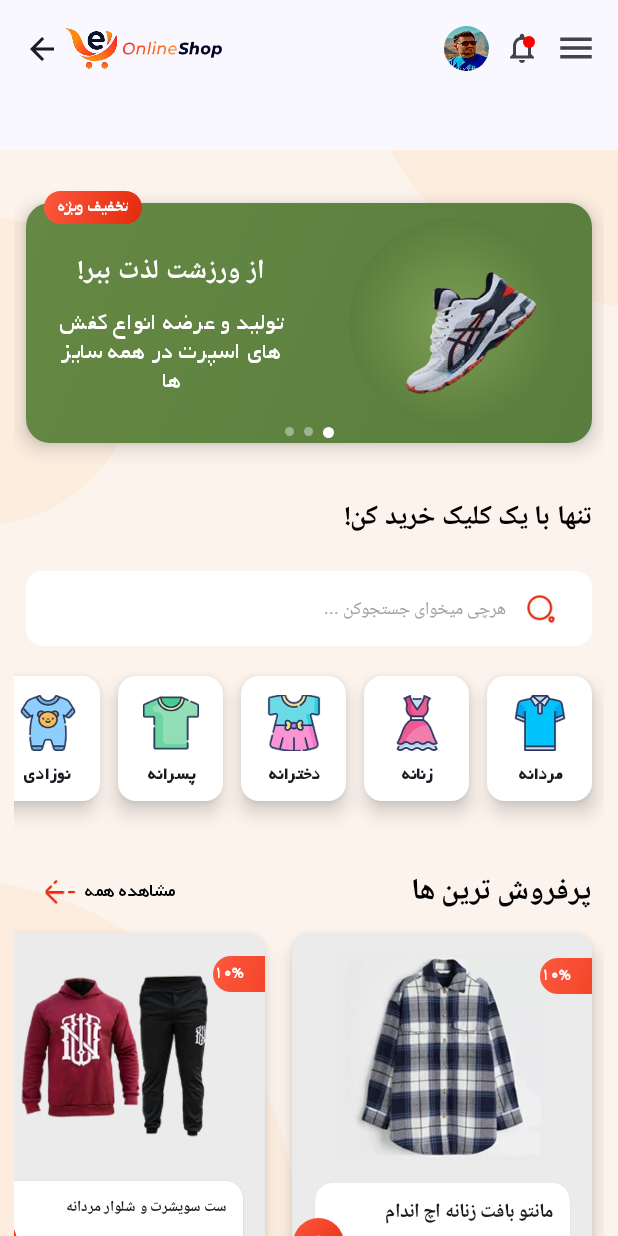
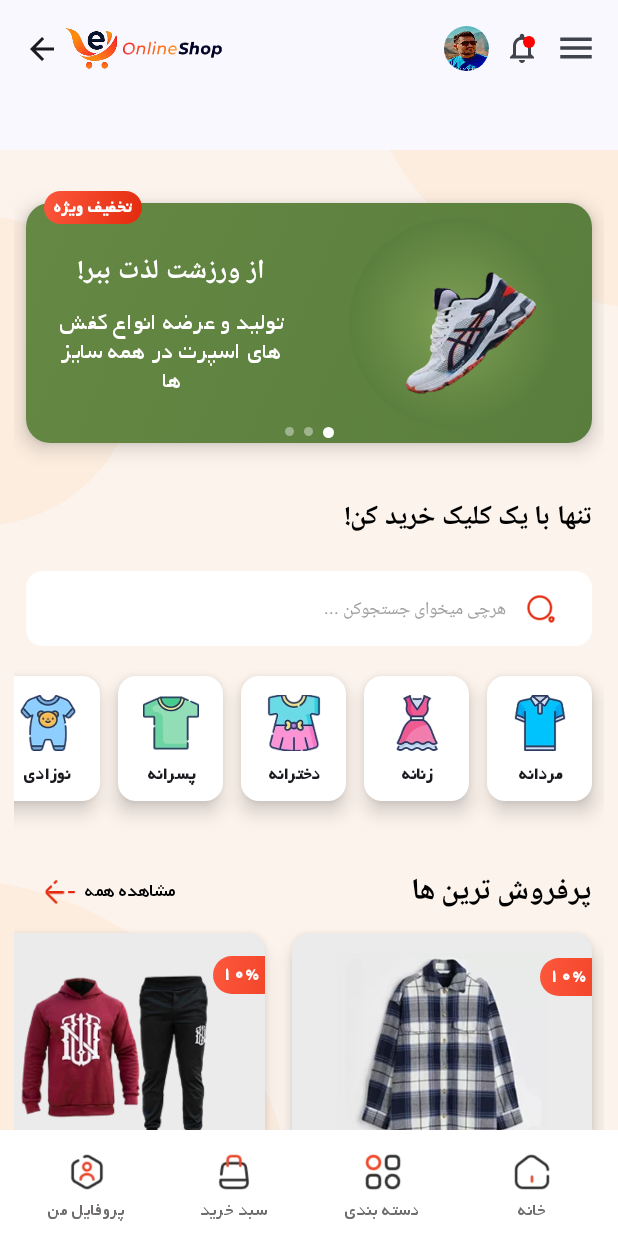
Before and after one commit to vahid-68/OnlineShop, an Android app built with Jetpack Compose: the HomeScreen screen opened through its navigation route, on a phone screen of 412 x 824 dp. Run offline under Robolectric (Android 15) with nearby library versions, the light colour scheme and no system bars; our stand-ins replace Dagger/Hilt's generated code; libraries missing offline, so code that uses them is left out: androidx.hilt.lifecycle.

Commit message:
update home screen

```diff
--- /dev/null
+++ b/app/src/main/java/com/example/onlineshop/data/model/BottomNavItem.kt
@@ -0,0 +1,8 @@
+package com.example.onlineshop.data.model
+
+data class BottomNavItem(
+    val title: String,
+    val iconRes: Int,
+    val route: String
+
+)
--- /dev/null
+++ b/app/src/main/java/com/example/onlineshop/ui/component/CustomBottomBar.kt
@@ -0,0 +1,117 @@
+package com.example.onlineshop.ui.component
+
+import android.R
+import android.R.attr.text
+import android.graphics.drawable.Icon
+import androidx.compose.foundation.Image
+import androidx.compose.foundation.background
+import androidx.compose.foundation.clickable
+import androidx.compose.foundation.layout.Arrangement
+import androidx.compose.foundation.layout.Box
+import androidx.compose.foundation.layout.Column
+import androidx.compose.foundation.layout.Row
+import androidx.compose.foundation.layout.fillMaxWidth
+import androidx.compose.foundation.layout.height
+import androidx.compose.foundation.layout.offset
+import androidx.compose.foundation.layout.padding
+import androidx.compose.foundation.layout.size
+import androidx.compose.foundation.layout.width
+import androidx.compose.foundation.shape.RoundedCornerShape
+import androidx.compose.material3.BottomAppBar
+import androidx.compose.material3.Icon
+import androidx.compose.material3.NavigationBar
+import androidx.compose.material3.NavigationBarItem
+import androidx.compose.material3.Text
+import androidx.compose.runtime.Composable
+import androidx.compose.ui.Alignment
+import androidx.compose.ui.Modifier
+import androidx.compose.ui.draw.alpha
+import androidx.compose.ui.draw.clip
+import androidx.compose.ui.graphics.ColorFilter
+import androidx.compose.ui.modifier.modifierLocalOf
+import androidx.compose.ui.res.painterResource
+import androidx.compose.ui.text.style.LineHeightStyle
+import androidx.compose.ui.unit.dp
+import androidx.compose.ui.unit.sp
+import com.example.onlineshop.data.model.BottomNavItem
+import com.example.onlineshop.ui.theme.GrayBlack
+import com.example.onlineshop.ui.theme.Orange2
+import com.example.onlineshop.ui.theme.White
+
+@Composable
+
+fun CustomBottomBar(
+    items: List<BottomNavItem>,
+    selectedItem: String,
+    onItemClick: (String) -> Unit,
+) {
+
+
+
+    Row(
+        modifier = Modifier
+            .fillMaxWidth()
+            .background(White)
+            .padding(vertical = 4.dp, horizontal = 8.dp),
+        horizontalArrangement = Arrangement.SpaceBetween
+    ) {
+        items.forEach { item ->
+            val isSelected = item.title == selectedItem
+
+            Box(
+                modifier = Modifier
+                    .weight(1f)
+                    .clickable { onItemClick(item.title) },
+                contentAlignment = Alignment.Center
+            ) {
+
+                Column(
+                    modifier = Modifier,
+
+                    horizontalAlignment = Alignment.CenterHorizontally
+                ) {
+                    if (isSelected) {
+                        Box(
+                            modifier = Modifier
+                                .offset(y = (-4).dp)
+
+                            .align(Alignment.CenterHorizontally)
+                                .width(24.dp)
+                                .height(3.dp)
+                                .clip(RoundedCornerShape(2.dp))
+                                .background(Orange2)
+
+                        )
+                    } else {
+                        SpacerHeight(3)
+                    }
+SpacerHeight(8)
+
+                    Image(
+                        painter = painterResource(id = item.iconRes),
+                        contentDescription = item.title,
+                        modifier = Modifier
+                            .size(25.dp),
+
+                        )
+                    SpacerHeight(2)
+                    Text(
+
+                        text = item.title,
+                        fontSize = 12.sp,
+                        color = if (isSelected) Orange2 else GrayBlack
+
+
+                    )
+
+
+                }
+
+            }
+
+        }
+    }
+
+
+
+}
--- a/app/src/main/java/com/example/onlineshop/ui/component/CustomDiscoundBadge.kt
+++ b/app/src/main/java/com/example/onlineshop/ui/component/CustomDiscoundBadge.kt
@@ -46,8 +46,10 @@ fun CustomDiscoundBadge(
         Text(
             text=if (isPercentType) "$text%" else text,
             color = White,
-            fontSize = 11.sp,
+            fontSize = 12.sp,
             fontWeight = FontWeight.Bold,
+            modifier = Modifier
+                .padding(start = if (isPercentType) 6.dp else 0.dp)
 
 
 
--- a/app/src/main/java/com/example/onlineshop/ui/component/CustomProductCard.kt
+++ b/app/src/main/java/com/example/onlineshop/ui/component/CustomProductCard.kt
@@ -247,8 +247,9 @@ fun CustomProductCard(
                             isPercentType = true,
                             halfOutsides = false,
                             modifier = Modifier
+
                                 .width(100.dp)
-
+                                .height(25.dp)
                                 .offset(x = (150).dp, y = (-150).dp)
 
 
--- a/app/src/main/java/com/example/onlineshop/ui/screen/homeScreen.kt
+++ b/app/src/main/java/com/example/onlineshop/ui/screen/homeScreen.kt
@@ -33,12 +33,13 @@ import androidx.compose.ui.unit.dp
 import androidx.compose.ui.unit.sp
 import com.example.onlineshop.R
 import com.example.onlineshop.data.model.BannerItemModel
+import com.example.onlineshop.data.model.BottomNavItem
 import com.example.onlineshop.data.model.CategoryItemModel
 import com.example.onlineshop.data.model.ProductItemModel
 import com.example.onlineshop.ui.component.BackgroundApp
 import com.example.onlineshop.ui.component.CustomBannerSlider
+import com.example.onlineshop.ui.component.CustomBottomBar
 import com.example.onlineshop.ui.component.CustomCategorySlider
-import com.example.onlineshop.ui.component.CustomProductCard
 import com.example.onlineshop.ui.component.CustomProductSlider
 import com.example.onlineshop.ui.component.CustomTextField
 import com.example.onlineshop.ui.component.DropdownCardMenu
@@ -185,8 +186,36 @@ fun HomeScreen(
 
         )
 
+val bottomBarItems=listOf(
+    BottomNavItem(
+        title = "پروفایل من",
+        iconRes = R.drawable.ic_my_profile,
+        route = "profile"
 
+    ),
+    BottomNavItem(
+        title = "سبد خرید",
+        iconRes = R.drawable.ic_shopping_bag,
+        route = "cart"
 
+    ),
+
+    BottomNavItem(
+        title = "دسته بندی",
+        iconRes = R.drawable.ic_category,
+        route = "category"
+
+    ),
+
+    BottomNavItem(
+        title = "خانه",
+        iconRes = R.drawable.ic_home,
+        route = "home"
+
+    )
+
+)
+var selectedItem by remember { mutableStateOf("home") }
 
     Box(
         modifier = Modifier
@@ -411,9 +440,16 @@ val scrollState=rememberScrollState()
                 }
 
 
-            }
+            },
+            bottomBar = {
+                CustomBottomBar(
+items = bottomBarItems,
+                    selectedItem = selectedItem,
+                    onItemClick = {selectedItem=it}
 
 
+                )
+            }
         )
     }
 
```
Also changed, not shown: app/src/main/res/drawable/ic_category.webp (added), app/src/main/res/drawable/ic_home.webp (added), app/src/main/res/drawable/ic_my_profile.webp (added), app/src/main/res/drawable/ic_shopping_bag.webp (added).
